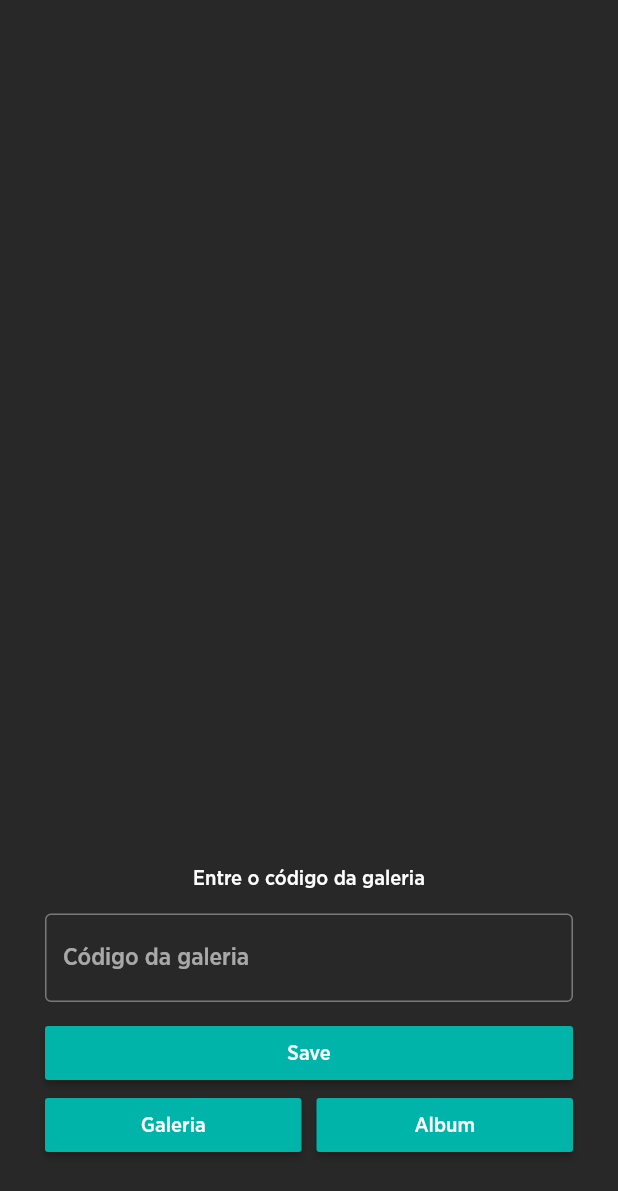
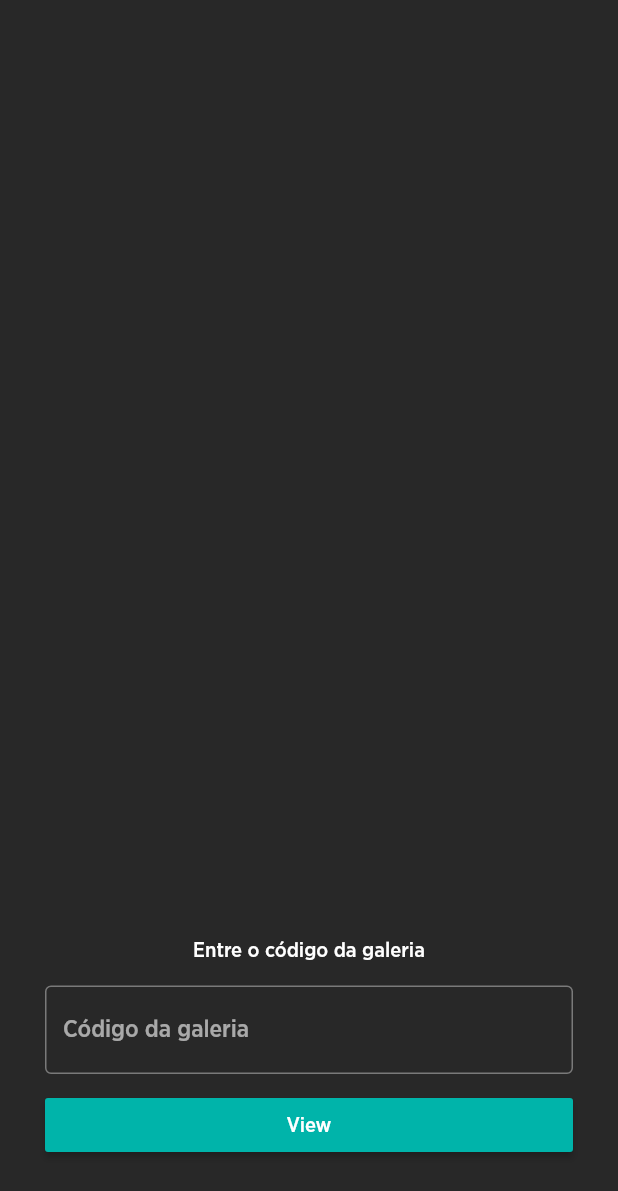
Before and after one commit to andersonmiranda-com/flutter-photos, a Flutter app: the screen it shows after launch, on a phone screen of 412 x 824 dp. Shown: the top 1191 px of the screen. Run offline on Flutter 3.47's test engine with Material 2 defaults, Android fonts, the phone set to English and light mode, and no system bars; our stand-ins replace cached_network_image, carousel_slider, shared_preferences; missing offline and left inert: flutter_advanced_networkimage.

Commit message:
lendo galeria do proof

```diff
--- a/lib/src/pages/start_page.dart
+++ b/lib/src/pages/start_page.dart
@@ -1,4 +1,6 @@
 import 'dart:async';
+import 'package:AlboomPhotos/src/models/collection_model.dart';
+import 'package:AlboomPhotos/src/providers/collections_provider.dart';
 import 'package:flutter/material.dart';
 import 'package:shared_preferences/shared_preferences.dart';
 
@@ -11,21 +13,12 @@ class StartPage extends StatefulWidget {
 class _StartPageState extends State<StartPage> {
   String _galleryId = "";
   List<String> _galleryList = [];
-
-  _setGalleryId() async {
-    SharedPreferences prefs = await SharedPreferences.getInstance();
-    await prefs.setStringList('galleryList', [_galleryId, _galleryId]);
-  }
-
-  _getGalleryId() async {
-    SharedPreferences prefs = await SharedPreferences.getInstance();
-    _galleryList = prefs.getStringList('galleryList') ?? [];
-    print(_galleryList);
-  }
+  Collection _collection;
+  bool _loadingInProgress = false;
+  String _errorText = null;
 
   void initState() {
     super.initState();
-    _getGalleryId();
   }
 
   @override
@@ -33,7 +26,9 @@ class _StartPageState extends State<StartPage> {
     return Scaffold(
       backgroundColor: Theme.of(context).backgroundColor,
       body: SafeArea(
-        child: Container(
+        child: Stack(
+          children: <Widget>[
+            Container(
               padding: EdgeInsets.all(30.0),
               child: Column(
                 children: <Widget>[
@@ -49,9 +44,12 @@ class _StartPageState extends State<StartPage> {
                     decoration: InputDecoration(
                         border: OutlineInputBorder(),
                         hintText: 'Código da galeria',
-                ),
+                        helperText: _errorText),
                     onChanged: (value) {
+                      setState(() {
                         _galleryId = value;
+                        _errorText = null;
+                      });
                     },
                   ),
                   SizedBox(
@@ -61,34 +59,10 @@ class _StartPageState extends State<StartPage> {
                     children: <Widget>[
                       Expanded(
                         child: RaisedButton(
-                      child: Text("Save"),
+                          child: Text("View"),
                           color: Theme.of(context).accentColor,
                           onPressed: () {
-                        _setGalleryId();
-                        print('Saving $_galleryId');
-                      },
-                    ),
-                  ),
-                ],
-              ),
-              Row(
-                children: <Widget>[
-                  Expanded(
-                    child: RaisedButton(
-                      child: Text("Galeria"),
-                      color: Theme.of(context).accentColor,
-                      onPressed: () {
-                        Navigator.pushNamed(context, 'gallery');
-                      },
-                    ),
-                  ),
-                  SizedBox(width: 10.0),
-                  Expanded(
-                    child: RaisedButton(
-                      child: Text("Album"),
-                      color: Theme.of(context).accentColor,
-                      onPressed: () {
-                        Navigator.pushNamed(context, 'album');
+                            _checkGalleryId(_galleryId);
                           },
                         ),
                       ),
@@ -101,7 +75,60 @@ class _StartPageState extends State<StartPage> {
                 ],
               ),
             ),
+            _showLoading()
+          ],
+        ),
       ),
     );
   }
+
+  _setGalleryId() async {
+    SharedPreferences prefs = await SharedPreferences.getInstance();
+    await prefs.setStringList('galleryList', [_galleryId, _galleryId]);
   }
+
+  _getGalleryId() async {
+    SharedPreferences prefs = await SharedPreferences.getInstance();
+    _galleryList = prefs.getStringList('galleryList') ?? [];
+    //print(_galleryList);
+  }
+
+  void _checkGalleryId(uniqueId) {
+    if (uniqueId == "") {
+      setState(() {
+        _errorText = "Por favor entre o código da galeria";
+      });
+      return;
+    }
+
+    setState(() {
+      _loadingInProgress = true;
+    });
+
+    CollectionProvider.getCollection(uniqueId).then((response) {
+      _collection = response;
+      setState(() {
+        _loadingInProgress = false;
+      });
+      if (_collection.id != null) {
+        Navigator.pushNamed(context, 'gallery', arguments: _collection);
+      } else {
+        setState(() {
+          _errorText = "Galeria Inválida";
+        });
+      }
+    });
+  }
+
+  Widget _showLoading() {
+    if (_loadingInProgress) {
+      return Center(
+        child: CircularProgressIndicator(
+          valueColor: AlwaysStoppedAnimation(Color(0xff404040)),
+        ),
+      );
+    } else {
+      return Container();
+    }
+  }
+}
```
Also changed, not shown: lib/src/pages/gallery_page.dart (+9 -26 lines), lib/src/pages/photo_page.dart (+13 -23 lines), lib/src/providers/collections_provider.dart (+11 -2 lines). Lines whose indentation alone changed are shown as unchanged.
